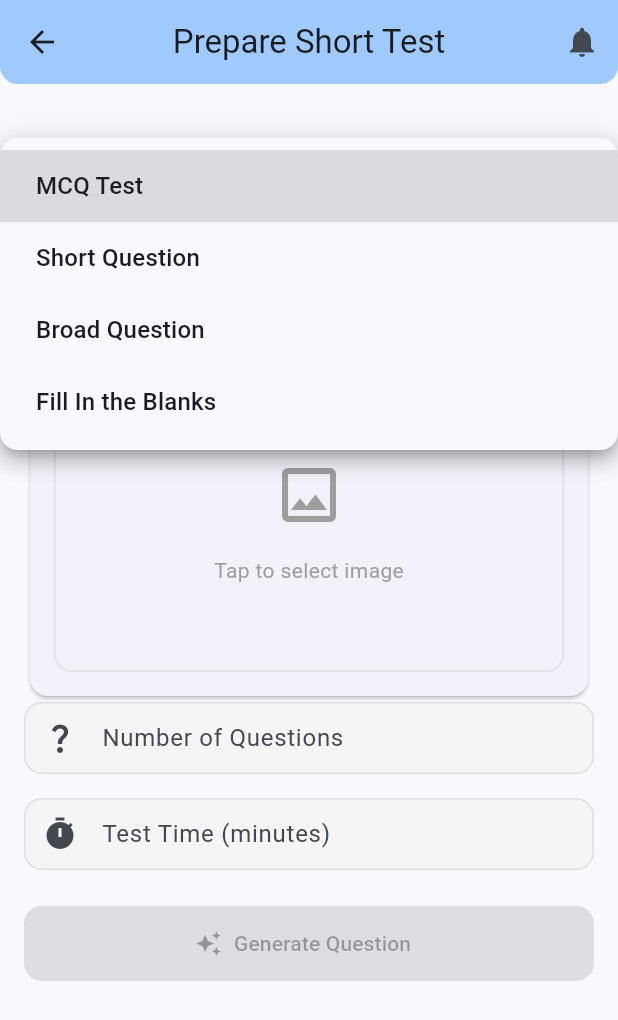
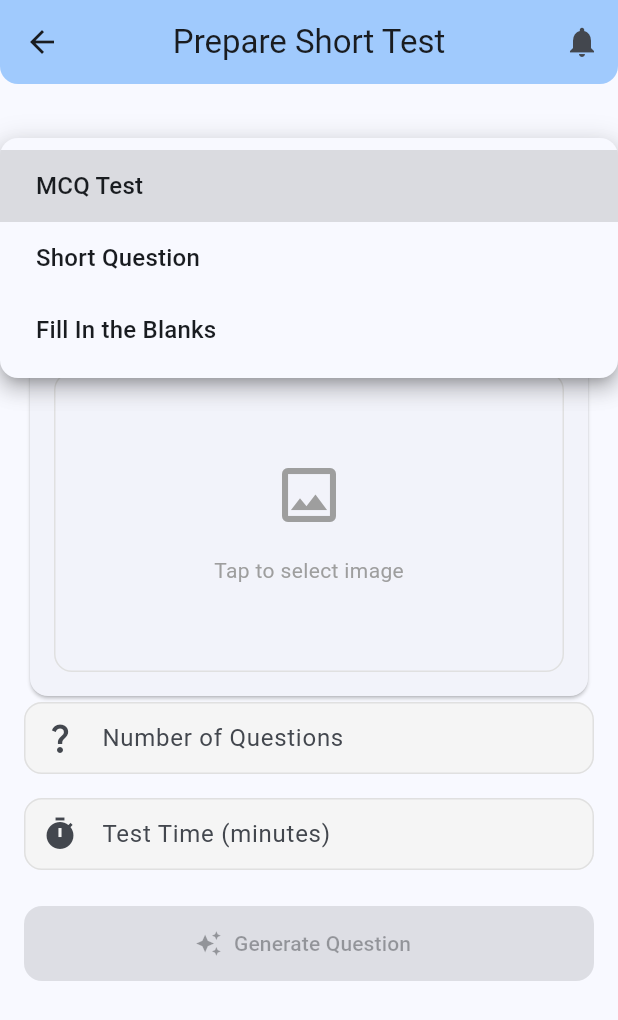
Before and after one commit to Pi-Dev-0/Pi-QBank, a Flutter app: the PrepareShortTestPage screen opened directly, after a tap on "Select Test Type", on a phone screen of 412 x 824 dp. Shown: the top 1020 px of the screen. Run offline on Flutter 3.47's test engine with Material 3 defaults, Android fonts, the phone set to English and light mode, and no system bars; our stand-ins replace connectivity_plus, curved_navigation_bar, file_picker, image_picker, logger, open_file and 5 more; missing offline and left inert: syncfusion_flutter_pdfviewer; accounts and stored records are empty; network calls fail; Roboto replaces fonts that are missing (HindSiliguri).

Commit message:
Fix: Adjust short question answer length and remove broad questions
This commit modifies the `prepare_short_test_page.dart` file to:
- Change the required answer length for "Short Question" type from "2-3 sentences" to "1-3 words".
- Remove the "Broad Question" option from the test type dropdown, as it is no longer supported.

```diff
--- a/lib/pages/prepare_short_test_page.dart
+++ b/lib/pages/prepare_short_test_page.dart
@@ -108,9 +108,7 @@ Respond in the following JSON format:
 }
 ''';
       case 'Short Question':
-        return '${languageInstruction}Generate 3 short answer questions about this image that require brief explanations. Each answer should be 2-3 sentences.';
-      case 'Broad Question':
-        return '${languageInstruction}Generate 2 broad/essay type questions about this image that require detailed analysis and explanation. Include key points that should be covered in the answer.';
+        return '${languageInstruction}Generate 3 short answer questions about this image that require brief explanations. Each answer should be 1-3 words.';
       case 'Fill In the Blanks':
         return '${languageInstruction}Generate 5 fill-in-the-blank questions about this image. Format: Question with _____ for blanks, followed by the correct answer.';
       default:
@@ -264,7 +262,6 @@ Respond in the following JSON format:
               items: <String>[
                 'MCQ Test',
                 'Short Question',
-                'Broad Question',
                 'Fill In the Blanks',
               ].map<DropdownMenuItem<String>>((String value) {
                 return DropdownMenuItem<String>(
@@ -298,7 +295,6 @@ Respond in the following JSON format:
                 return <String>[
                   'MCQ Test',
                   'Short Question',
-                  'Broad Question',
                   'Fill In the Blanks',
                 ].map<Widget>((String item) {
                   return Align(
```
